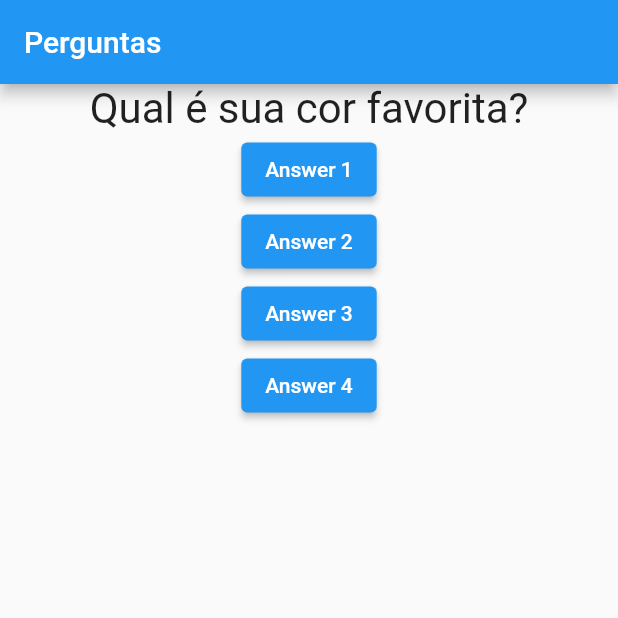
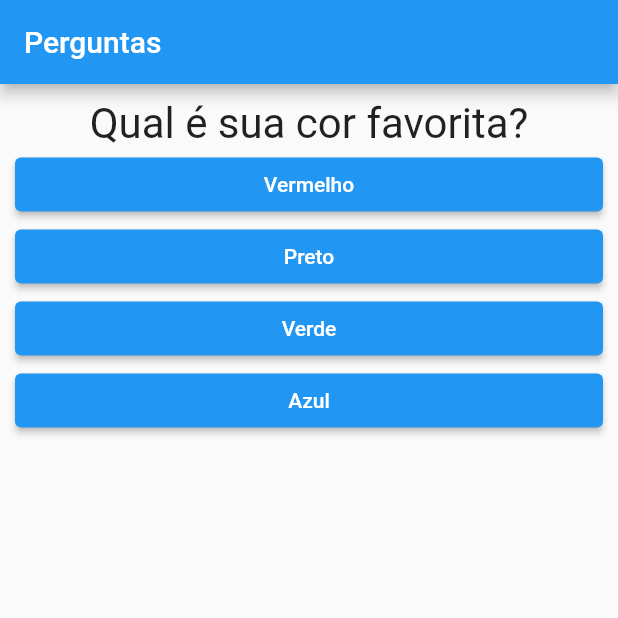
Before and after one commit to csnoboa/quiz-flutter, a Flutter app: the screen it shows after launch, on a phone screen of 412 x 824 dp, the top half of it. Run offline on Flutter 3.47's test engine with Material 2 defaults, Android fonts, the phone set to English and light mode, and no system bars.

```diff
--- a/lib/answer.dart
+++ b/lib/answer.dart
@@ -7,11 +7,14 @@ class Answer extends StatelessWidget {
 
   @override
   Widget build(BuildContext context) {
-    return ElevatedButton(
-      onPressed: () {
-        onAnswer();
-      },
-      child: Text(text),
+    return Container(
+      width: double.infinity,
+      child: ElevatedButton(
+        onPressed: () {
+          onAnswer();
+        },
+        child: Text(text),
+      ),
     );
   }
 }
--- a/lib/main.dart
+++ b/lib/main.dart
@@ -45,20 +45,26 @@ class _PerguntaAppState extends State<PerguntaApp> {
 
   @override
   Widget build(BuildContext context) {
+    List<String>? respostas =
+        perguntas[_perguntaSelecionada]['respostas'] as List<String>;
+
+    List<Answer> respostasWidget =
+        respostas.map((text) => Answer(text, responder)).toList();
+
     return MaterialApp(
       home: Scaffold(
         appBar: AppBar(
           title: Text('Perguntas'),
         ),
-        body: Column(
-          crossAxisAlignment: CrossAxisAlignment.center,
-          children: [
-            Question(perguntas[_perguntaSelecionada]['text'].toString()),
-            Answer('Answer 1', responder),
-            Answer('Answer 2', responder),
-            Answer('Answer 3', responder),
-            Answer('Answer 4', responder),
-          ],
+        body: Padding(
+          padding: const EdgeInsets.all(10.0),
+          child: Column(
+            crossAxisAlignment: CrossAxisAlignment.center,
+            children: [
+              Question(perguntas[_perguntaSelecionada]['text'].toString()),
+              ...respostasWidget
+            ],
+          ),
         ),
       ),
     );
```
